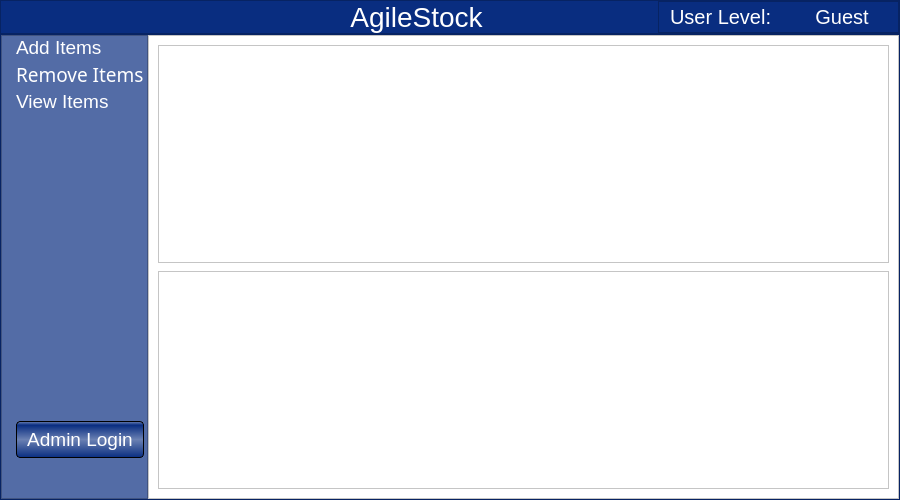
Before: the Qt Designer form design_files/inventory_ui.ui in stmark707/Capstone_Project, drawn with Qt 5.
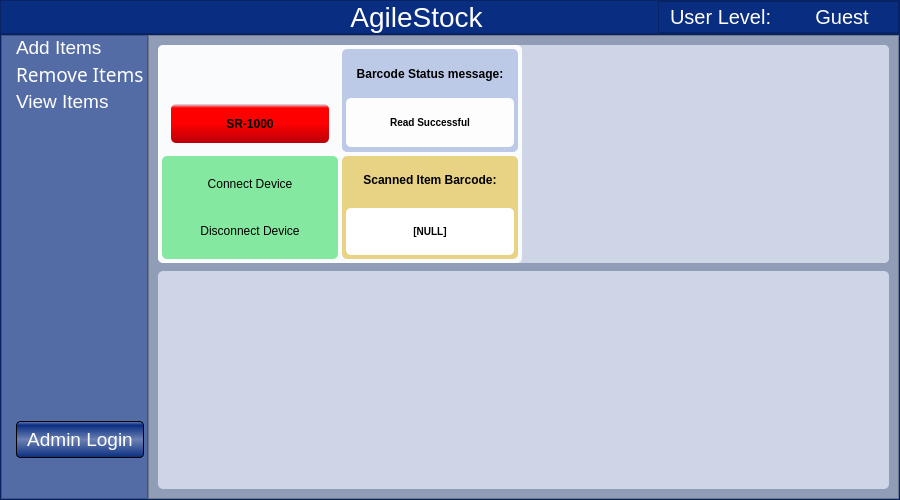
After: the same form once the commit is applied. Icons and pictures are not drawn.

```diff
--- a/design_files/inventory_ui.ui
+++ b/design_files/inventory_ui.ui
@@ -409,7 +409,7 @@
        <item>
         <widget class="QFrame" name="stacked_widget_frame">
          <property name="styleSheet">
-          <string notr="true">background-color: #ffffff;</string>
+          <string notr="true">background-color: #919db6;</string>
          </property>
          <property name="frameShape">
           <enum>QFrame::StyledPanel</enum>
@@ -420,8 +420,11 @@
          <layout class="QVBoxLayout" name="verticalLayout_2">
           <item>
            <widget class="QStackedWidget" name="stackedWidget">
+            <property name="styleSheet">
+             <string notr="true"/>
+            </property>
             <widget class="QWidget" name="add_item_page">
-             <layout class="QVBoxLayout" name="verticalLayout_3">
+             <layout class="QVBoxLayout" name="verticalLayout_3" stretch="1,1">
               <property name="spacing">
                <number>8</number>
               </property>
@@ -439,16 +442,321 @@
               </property>
               <item>
                <widget class="QFrame" name="scan_barcode_frame">
+                <property name="styleSheet">
+                 <string notr="true">background-color: #ced5e6;
+border-radius: 5px;</string>
+                </property>
                 <property name="frameShape">
                  <enum>QFrame::StyledPanel</enum>
                 </property>
                 <property name="frameShadow">
                  <enum>QFrame::Raised</enum>
                 </property>
+                <layout class="QHBoxLayout" name="horizontalLayout_4">
+                 <property name="spacing">
+                  <number>4</number>
+                 </property>
+                 <property name="leftMargin">
+                  <number>0</number>
+                 </property>
+                 <property name="topMargin">
+                  <number>0</number>
+                 </property>
+                 <property name="rightMargin">
+                  <number>0</number>
+                 </property>
+                 <property name="bottomMargin">
+                  <number>0</number>
+                 </property>
+                 <item>
+                  <widget class="QFrame" name="connect_barcode_scanner_frame">
+                   <property name="styleSheet">
+                    <string notr="true">border-radius: 5px;
+background-color: #fafbfc;
+</string>
+                   </property>
+                   <property name="frameShape">
+                    <enum>QFrame::StyledPanel</enum>
+                   </property>
+                   <property name="frameShadow">
+                    <enum>QFrame::Raised</enum>
+                   </property>
+                   <layout class="QGridLayout" name="gridLayout_2" rowstretch="0,0" columnstretch="0,0">
+                    <property name="leftMargin">
+                     <number>4</number>
+                    </property>
+                    <property name="topMargin">
+                     <number>4</number>
+                    </property>
+                    <property name="rightMargin">
+                     <number>4</number>
+                    </property>
+                    <property name="bottomMargin">
+                     <number>4</number>
+                    </property>
+                    <property name="spacing">
+                     <number>4</number>
+                    </property>
+                    <item row="1" column="1">
+                     <widget class="QFrame" name="barcode_status_frame">
+                      <property name="styleSheet">
+                       <string notr="true">background-color: #e8d385;
+border-radius: 5px;</string>
+                      </property>
+                      <property name="frameShape">
+                       <enum>QFrame::StyledPanel</enum>
+                      </property>
+                      <property name="frameShadow">
+                       <enum>QFrame::Raised</enum>
+                      </property>
+                      <layout class="QVBoxLayout" name="verticalLayout_4">
+                       <property name="spacing">
+                        <number>4</number>
+                       </property>
+                       <property name="leftMargin">
+                        <number>4</number>
+                       </property>
+                       <property name="topMargin">
+                        <number>0</number>
+                       </property>
+                       <property name="rightMargin">
+                        <number>4</number>
+                       </property>
+                       <property name="bottomMargin">
+                        <number>4</number>
+                       </property>
+                       <item>
+                        <widget class="QLabel" name="label_5">
+                         <property name="styleSheet">
+                          <string notr="true">color: Black;
+font-family: &quot;SourceSansPro-Bold&quot;;
+font-weight: 600;
+background-color: none;
+font-size: 12px;</string>
+                         </property>
+                         <property name="text">
+                          <string>Scanned Item Barcode:</string>
+                         </property>
+                         <property name="alignment">
+                          <set>Qt::AlignCenter</set>
+                         </property>
+                        </widget>
+                       </item>
+                       <item>
+                        <widget class="QLabel" name="label_2">
+                         <property name="styleSheet">
+                          <string notr="true">color: Black;
+font-family: &quot;SourceSansPro-Bold&quot;;
+font-weight: 600;
+background-color: none;
+font-size: 10px;
+background-color: #ffffff;</string>
+                         </property>
+                         <property name="text">
+                          <string>[NULL]</string>
+                         </property>
+                         <property name="alignment">
+                          <set>Qt::AlignCenter</set>
+                         </property>
+                        </widget>
+                       </item>
+                      </layout>
+                     </widget>
+                    </item>
+                    <item row="1" column="0">
+                     <widget class="QFrame" name="frame_2">
+                      <property name="styleSheet">
+                       <string notr="true">background-color: #85e8a1;
+</string>
+                      </property>
+                      <property name="frameShape">
+                       <enum>QFrame::StyledPanel</enum>
+                      </property>
+                      <property name="frameShadow">
+                       <enum>QFrame::Raised</enum>
+                      </property>
+                      <layout class="QVBoxLayout" name="verticalLayout_5">
+                       <property name="spacing">
+                        <number>12</number>
+                       </property>
+                       <property name="leftMargin">
+                        <number>8</number>
+                       </property>
+                       <property name="topMargin">
+                        <number>0</number>
+                       </property>
+                       <property name="rightMargin">
+                        <number>8</number>
+                       </property>
+                       <property name="bottomMargin">
+                        <number>0</number>
+                       </property>
+                       <item>
+                        <widget class="QPushButton" name="pushButton">
+                         <property name="text">
+                          <string>Connect Device</string>
+                         </property>
+                        </widget>
+                       </item>
+                       <item>
+                        <widget class="QPushButton" name="pushButton_2">
+                         <property name="text">
+                          <string>Disconnect Device</string>
+                         </property>
+                        </widget>
+                       </item>
+                      </layout>
+                     </widget>
+                    </item>
+                    <item row="0" column="1">
+                     <widget class="QFrame" name="frame_3">
+                      <property name="styleSheet">
+                       <string notr="true">border-radius: 5px;
+background-color: #bccae7;</string>
+                      </property>
+                      <property name="frameShape">
+                       <enum>QFrame::StyledPanel</enum>
+                      </property>
+                      <property name="frameShadow">
+                       <enum>QFrame::Raised</enum>
+                      </property>
+                      <layout class="QVBoxLayout" name="verticalLayout_6">
+                       <property name="spacing">
+                        <number>0</number>
+                       </property>
+                       <property name="leftMargin">
+                        <number>4</number>
+                       </property>
+                       <property name="topMargin">
+                        <number>0</number>
+                       </property>
+                       <property name="rightMargin">
+                        <number>4</number>
+                       </property>
+                       <property name="bottomMargin">
+                        <number>5</number>
+                       </property>
+                       <item>
+                        <widget class="QLabel" name="label_4">
+                         <property name="styleSheet">
+                          <string notr="true">color: Black;
+font-family: &quot;SourceSansPro-Bold&quot;;
+font-weight: 600;
+background-color: none;
+font-size: 12px;</string>
+                         </property>
+                         <property name="text">
+                          <string>Barcode Status message:</string>
+                         </property>
+                         <property name="alignment">
+                          <set>Qt::AlignCenter</set>
+                         </property>
+                        </widget>
+                       </item>
+                       <item>
+                        <widget class="QLabel" name="label_3">
+                         <property name="styleSheet">
+                          <string notr="true">color: Black;
+font-family: &quot;SourceSansPro-Bold&quot;;
+font-weight: 600;
+background-color: none;
+font-size: 10px;
+background-color: #fdfdfd;</string>
+                         </property>
+                         <property name="text">
+                          <string>Read Successful</string>
+                         </property>
+                         <property name="alignment">
+                          <set>Qt::AlignCenter</set>
+                         </property>
+                        </widget>
+                       </item>
+                      </layout>
+                     </widget>
+                    </item>
+                    <item row="0" column="0">
+                     <widget class="QFrame" name="frame_4">
+                      <property name="frameShape">
+                       <enum>QFrame::StyledPanel</enum>
+                      </property>
+                      <property name="frameShadow">
+                       <enum>QFrame::Raised</enum>
+                      </property>
+                      <layout class="QVBoxLayout" name="verticalLayout_7" stretch="0,0">
+                       <property name="spacing">
+                        <number>7</number>
+                       </property>
+                       <item>
+                        <widget class="QLabel" name="barcode_scanner_icon">
+                         <property name="styleSheet">
+                          <string notr="true">border-radius: 5px;
+</string>
+                         </property>
+                         <property name="text">
+                          <string/>
+                         </property>
+                         <property name="pixmap">
+                          <pixmap>icons8-barcode-reader-60.png</pixmap>
+                         </property>
+                         <property name="alignment">
+                          <set>Qt::AlignCenter</set>
+                         </property>
+                        </widget>
+                       </item>
+                       <item>
+                        <widget class="QLabel" name="label">
+                         <property name="sizePolicy">
+                          <sizepolicy hsizetype="Minimum" vsizetype="Minimum">
+                           <horstretch>0</horstretch>
+                           <verstretch>0</verstretch>
+                          </sizepolicy>
+                         </property>
+                         <property name="minimumSize">
+                          <size>
+                           <width>152</width>
+                           <height>30</height>
+                          </size>
+                         </property>
+                         <property name="styleSheet">
+                          <string notr="true">color: Black;
+font-family: &quot;SourceSansPro-Bold&quot;;
+font-weight: 600;
+background-color: QLinearGradient( x1: 0, y1: 0, x2: 0, y2: 1, stop: 0 #DBE9F3, stop: 0.1 #FF0000, stop: 0.5 #FF0000, stop: 1 #E90B0B, stop: 1 #BB0009);
+font-size: 12px;</string>
+                         </property>
+                         <property name="text">
+                          <string>SR-1000</string>
+                         </property>
+                         <property name="alignment">
+                          <set>Qt::AlignCenter</set>
+                         </property>
+                        </widget>
+                       </item>
+                      </layout>
+                     </widget>
+                    </item>
+                   </layout>
+                  </widget>
+                 </item>
+                 <item>
+                  <widget class="QFrame" name="frame">
+                   <property name="frameShape">
+                    <enum>QFrame::StyledPanel</enum>
+                   </property>
+                   <property name="frameShadow">
+                    <enum>QFrame::Raised</enum>
+                   </property>
+                  </widget>
+                 </item>
+                </layout>
                </widget>
               </item>
               <item>
                <widget class="QFrame" name="manually_add_item_frame">
+                <property name="styleSheet">
+                 <string notr="true">background-color: #ced5e6;
+border-radius: 5px;</string>
+                </property>
                 <property name="frameShape">
                  <enum>QFrame::StyledPanel</enum>
                 </property>
```
Left out of the diff: 224 changed lines with no effect on the pictures.
